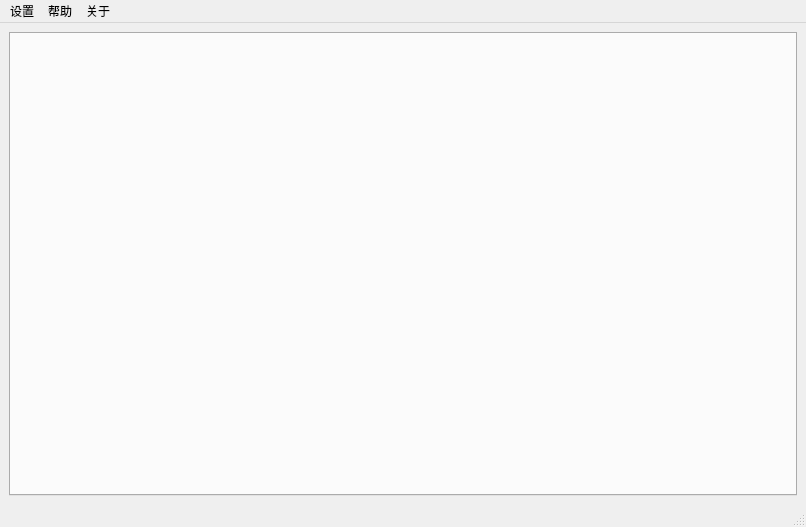
This is toolBox/mainwindow.ui in fengbaochun/softwareToolBox as Qt 5 draws it before an edit. The edited form follows.
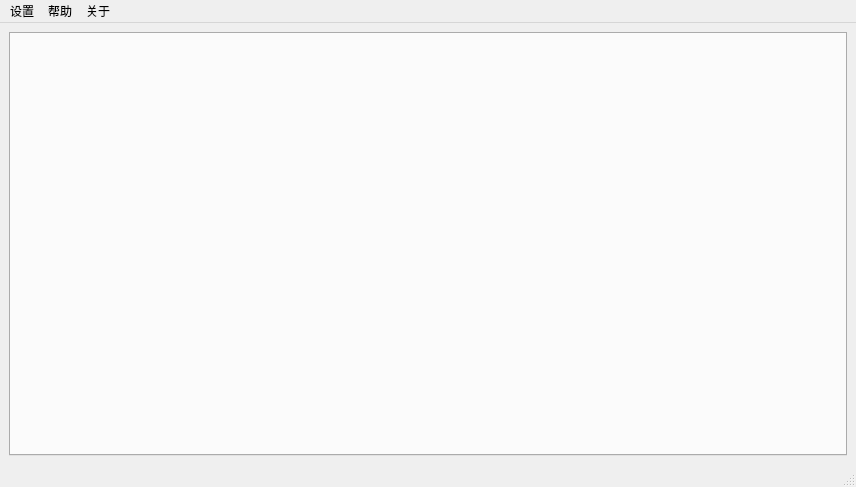
This is the edited form.

```diff
--- a/toolBox/mainwindow.ui
+++ b/toolBox/mainwindow.ui
@@ -6,16 +6,16 @@
    <rect>
     <x>0</x>
     <y>0</y>
-    <width>806</width>
-    <height>527</height>
+    <width>856</width>
+    <height>487</height>
    </rect>
   </property>
   <property name="windowTitle">
    <string>MainWindow</string>
   </property>
   <widget class="QWidget" name="centralwidget">
-   <layout class="QGridLayout" name="gridLayout">
-    <item row="0" column="0">
+   <layout class="QHBoxLayout" name="horizontalLayout">
+    <item>
      <widget class="QTabWidget" name="tabWidget">
       <property name="currentIndex">
        <number>-1</number>
@@ -29,7 +29,7 @@
     <rect>
      <x>0</x>
      <y>0</y>
-     <width>806</width>
+     <width>856</width>
      <height>21</height>
     </rect>
    </property>
```
